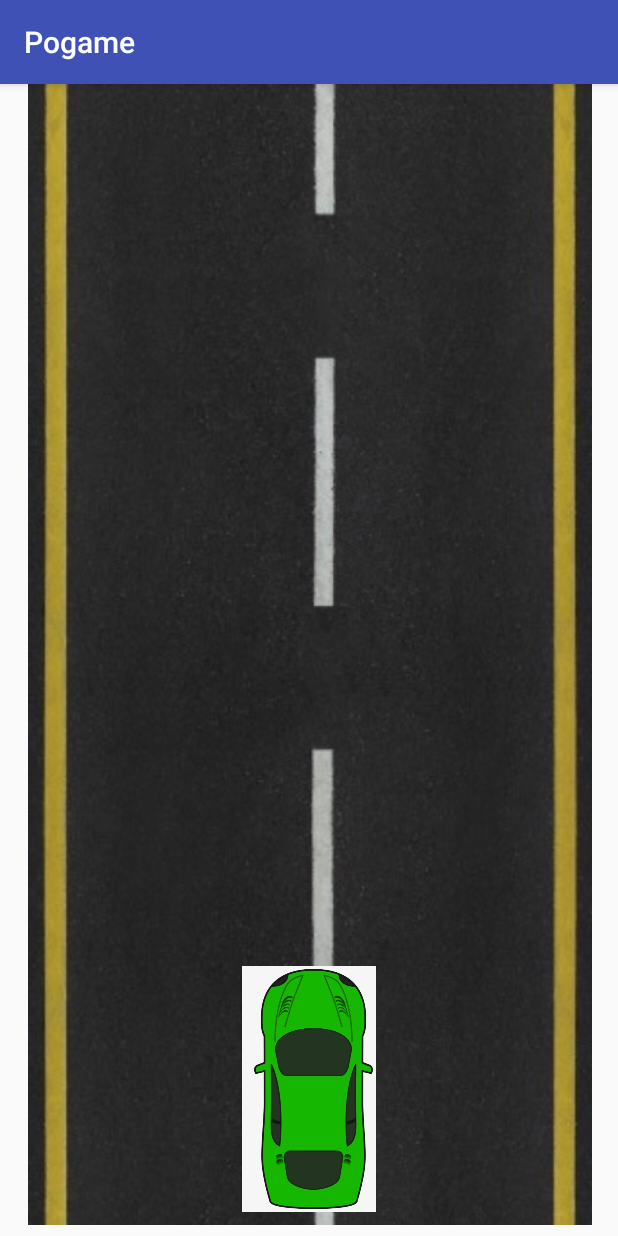
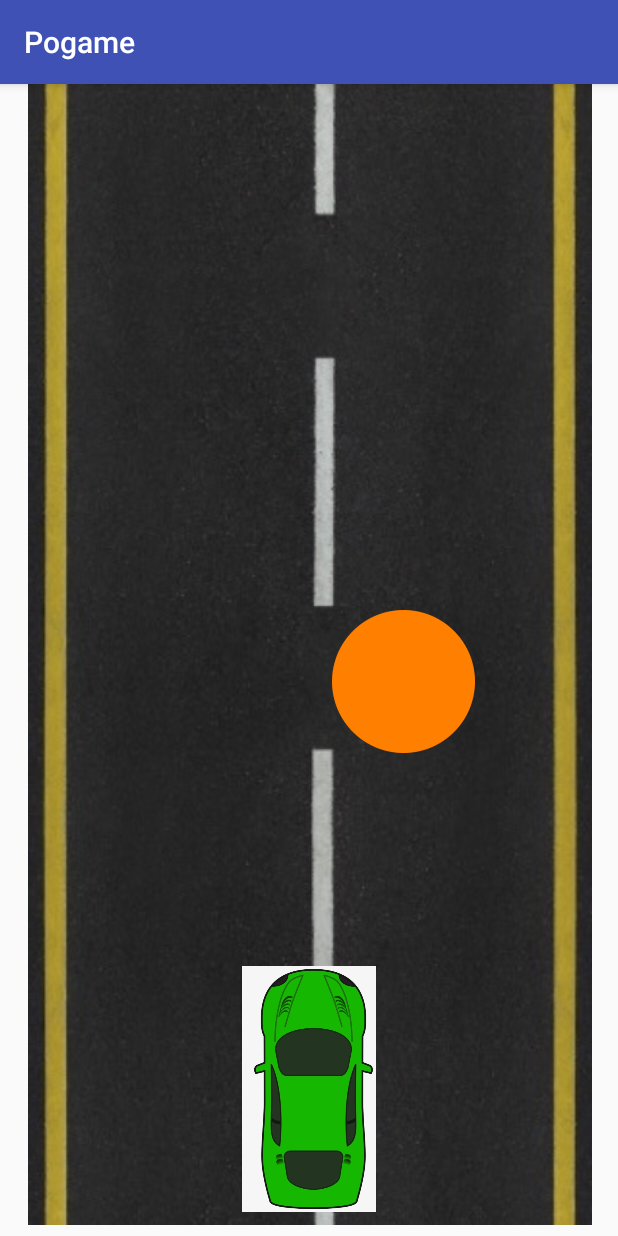
Before and after one commit to TheFlash98/Pogame, an Android app: the PlayGame screen opened directly, with no data from a screen before it, on a phone screen of 412 x 824 dp. Run offline under Robolectric (Android 15) with nearby library versions, the light colour scheme and no system bars.

Commit message:
Add pothole

```diff
--- a/app/src/main/res/layout/activity_play_game.xml
+++ b/app/src/main/res/layout/activity_play_game.xml
@@ -23,6 +23,24 @@
         app:srcCompat="@drawable/road" />
 
     <ImageView
+        android:id="@+id/imageView5"
+        android:layout_width="95dp"
+        android:layout_height="134dp"
+        android:layout_marginBottom="8dp"
+        android:layout_marginEnd="8dp"
+        android:layout_marginLeft="8dp"
+        android:layout_marginRight="8dp"
+        android:layout_marginStart="8dp"
+        android:layout_marginTop="8dp"
+        app:layout_constraintBottom_toBottomOf="parent"
+        app:layout_constraintEnd_toEndOf="parent"
+        app:layout_constraintHorizontal_bias="0.71"
+        app:layout_constraintStart_toStartOf="parent"
+        app:layout_constraintTop_toTopOf="parent"
+        app:layout_constraintVertical_bias="0.523"
+        app:srcCompat="@drawable/pothole" />
+
+    <ImageView
         android:id="@+id/car"
         android:layout_width="128dp"
         android:layout_height="164dp"
@@ -37,11 +55,5 @@
         app:srcCompat="@drawable/car"
         android:onClick="animate"/>
 
-    <!--<ImageView-->
-        <!--android:id="@+id/pothole"-->
-        <!--android:layout_width="75dp"-->
-        <!--android:layout_height="56dp"-->
-        <!--app:srcCompat="@drawable/pothole"-->
-        <!--tools:layout_editor_absoluteX="266dp"-->
-        <!--tools:layout_editor_absoluteY="160dp" />-->
+
 </android.support.constraint.ConstraintLayout>
```
Also changed, not shown: app/src/main/res/drawable-v24/pothole.png.
